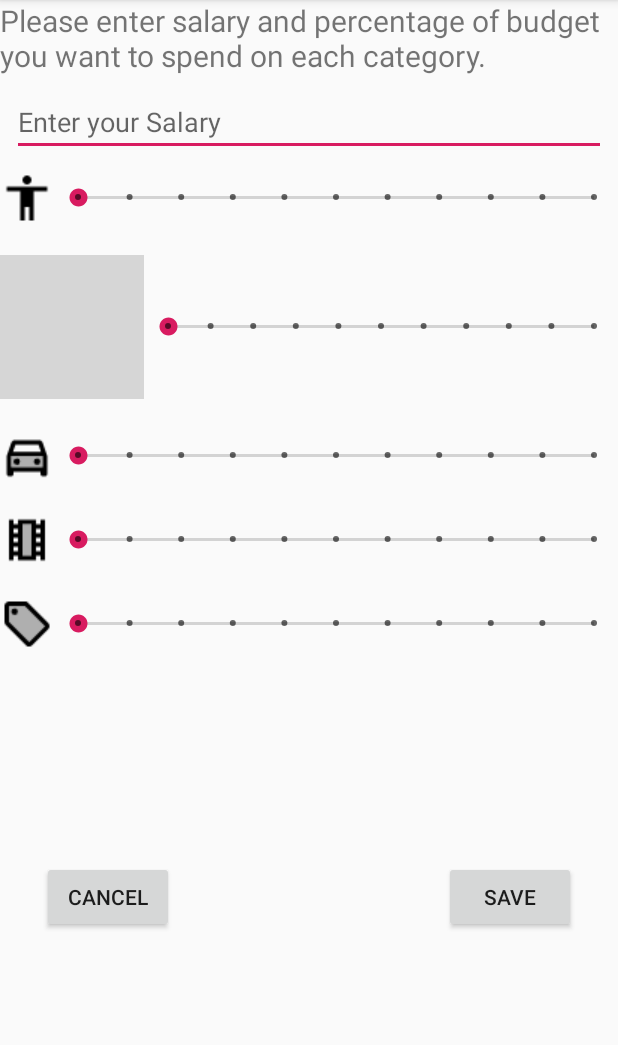
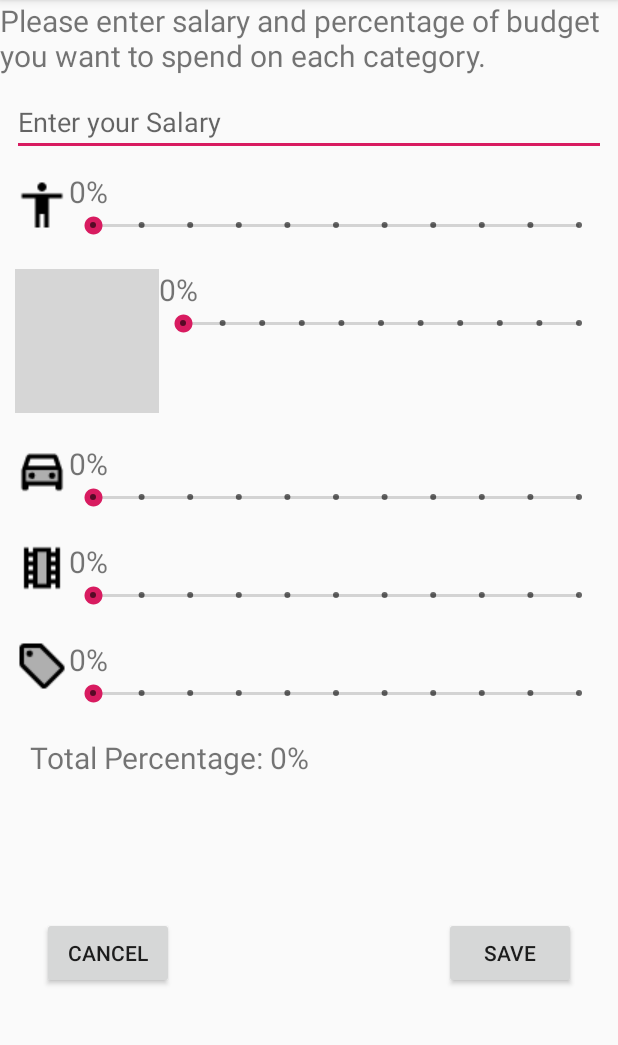
Before and after one commit to yukang1996/Spendwise, an Android app: the AddBudget screen opened directly, with no data from a screen before it, on a phone screen of 412 x 824 dp, the part 84-1129 px from its top. Run offline under Robolectric (Android 15) with nearby library versions, the phone set to English and light mode, and no system bars; grey boxes are pictures that could not be loaded.

Commit message:
fixed bug, edit budget

```diff
--- a/app/src/main/java/my/edu/um/fsktm/spendwise/AddBudget.java
+++ b/app/src/main/java/my/edu/um/fsktm/spendwise/AddBudget.java
@@ -8,6 +8,7 @@ import android.util.Log;
 import android.view.View;
 import android.widget.EditText;
 import android.widget.SeekBar;
+import android.widget.TextView;
 import android.widget.Toast;
 
 import java.util.ArrayList;
@@ -16,6 +17,8 @@ public class AddBudget extends AppCompatActivity {
     private EditText editTextSalary;
     private SeekBar sb_Clothes, sb_Food, sb_Transport, sb_Entertainment, sb_Others;
     private int per_clothes, per_food, per_transport, per_entertainment, per_others;
+    private TextView tv_p_clothes, tv_p_food, tv_p_transport, tv_p_entertainment, tv_p_others, tv_p_total;
+    private int total;
 
     private ArrayList<String> al;
     @Override
@@ -27,13 +30,23 @@ public class AddBudget extends AppCompatActivity {
         if(this.al == null){
             al = new ArrayList<>();
         }
+        tv_p_total = findViewById(R.id.current_total);
+        tv_p_clothes = findViewById(R.id.tv_percentage_clothes);
+        tv_p_food = findViewById(R.id.tv_percentage_food);
+        tv_p_transport = findViewById(R.id.tv_percentage_transport);
+        tv_p_entertainment = findViewById(R.id.tv_percentage_entertainment);
+        tv_p_others = findViewById(R.id.tv_percentage_others);
+
+
         sb_Clothes = findViewById(R.id.seekBarClothes);
         sb_Clothes.setOnSeekBarChangeListener(new SeekBar.OnSeekBarChangeListener() {
             @Override
             public void onProgressChanged(SeekBar seekBar, int progress, boolean fromUser) {
                 progress = progress * 10;
                 per_clothes = progress;
-                Toast.makeText(AddBudget.this, "Percentage: "+progress+"%" , Toast.LENGTH_SHORT).show();
+                tv_p_clothes.setText(progress+"%");
+                calcTotal();
+
             }
 
             @Override
@@ -52,7 +65,8 @@ public class AddBudget extends AppCompatActivity {
             public void onProgressChanged(SeekBar seekBar, int progress, boolean fromUser) {
                 progress = progress * 10;
                 per_food = progress;
-                Toast.makeText(AddBudget.this, "Percentage: "+progress+"%" , Toast.LENGTH_SHORT).show();
+                tv_p_food.setText(progress+"%");
+                calcTotal();
             }
 
             @Override
@@ -71,7 +85,8 @@ public class AddBudget extends AppCompatActivity {
             public void onProgressChanged(SeekBar seekBar, int progress, boolean fromUser) {
                 progress = progress * 10;
                 per_transport = progress;
-                Toast.makeText(AddBudget.this, "Percentage: "+progress+"%" , Toast.LENGTH_SHORT).show();
+                tv_p_transport.setText(progress+"%");
+                calcTotal();
             }
 
             @Override
@@ -91,7 +106,8 @@ public class AddBudget extends AppCompatActivity {
             public void onProgressChanged(SeekBar seekBar, int progress, boolean fromUser) {
                 progress = progress * 10;
                 per_entertainment = progress;
-                Toast.makeText(AddBudget.this, "Percentage: "+progress+"%" , Toast.LENGTH_SHORT).show();
+                tv_p_entertainment.setText(progress+"%");
+                calcTotal();
             }
 
             @Override
@@ -111,7 +127,8 @@ public class AddBudget extends AppCompatActivity {
             public void onProgressChanged(SeekBar seekBar, int progress, boolean fromUser) {
                 progress = progress * 10;
                 per_others = progress;
-                Toast.makeText(AddBudget.this, "Percentage: "+progress+"%" , Toast.LENGTH_SHORT).show();
+                tv_p_others.setText(progress+"%");
+                calcTotal();
             }
 
             @Override
@@ -137,7 +154,11 @@ public class AddBudget extends AppCompatActivity {
             editTextSalary.setError("Please enter Salary");
             return;
         }
-
+        total = per_clothes + per_food + per_entertainment + per_transport + per_others;
+        if(total > 100){
+            Toast.makeText(AddBudget.this,"The total percentage should not exceed 100%",  Toast.LENGTH_SHORT).show();
+            return;
+        }
 
 
         al.clear();
@@ -167,4 +188,9 @@ public class AddBudget extends AppCompatActivity {
         setResult(RESULT_OK, intent);
         this.finish();
     }
+
+    public void calcTotal(){
+        total = per_clothes + per_food + per_entertainment + per_transport + per_others;
+        tv_p_total.setText("Total Percentage: "+ total + "%");
+    }
 }
--- a/app/src/main/res/layout/activity_addbudget.xml
+++ b/app/src/main/res/layout/activity_addbudget.xml
@@ -27,14 +27,27 @@
         android:layout_width="match_parent"
         android:layout_height="wrap_content"
         android:orientation="horizontal"
-        android:layout_marginTop="10dp"
-        android:layout_marginBottom="10dp"
+        android:layout_margin="10dp"
         >
 
         <ImageView
             android:layout_width="wrap_content"
+            android:layout_height="match_parent"
+            android:src="@drawable/clothes" />
+
+        <LinearLayout
+            android:layout_width="match_parent"
             android:layout_height="wrap_content"
-            android:src="@drawable/clothes" />
+            android:orientation="vertical"
+            >
+
+            <TextView
+                android:id="@+id/tv_percentage_clothes"
+                android:layout_width="wrap_content"
+                android:layout_height="wrap_content"
+                android:textSize="20dp"
+                android:text="0%"
+                />
 
             <SeekBar
                 android:id="@+id/seekBarClothes"
@@ -46,6 +59,11 @@
                 android:max="10"
                 android:progress="0" />
 
+
+        </LinearLayout>
+
+
+
     </LinearLayout>
 
 
@@ -53,13 +71,26 @@
         android:layout_width="match_parent"
         android:layout_height="wrap_content"
         android:orientation="horizontal"
-        android:layout_marginTop="10dp"
-        android:layout_marginBottom="10dp">
+        android:layout_margin="10dp">
 
         <ImageView
             android:layout_width="wrap_content"
             android:layout_height="wrap_content"
             android:src="@drawable/food" />
+
+        <LinearLayout
+            android:layout_width="match_parent"
+            android:layout_height="wrap_content"
+            android:orientation="vertical"
+            >
+
+            <TextView
+                android:id="@+id/tv_percentage_food"
+                android:layout_width="wrap_content"
+                android:layout_height="wrap_content"
+                android:textSize="20dp"
+                android:text="0%"
+                />
 
 
         <SeekBar
@@ -71,6 +102,7 @@
             android:layout_weight="1"
             android:max="10"
             android:progress="0" />
+        </LinearLayout>
 
     </LinearLayout>
 
@@ -78,13 +110,26 @@
         android:layout_width="match_parent"
         android:layout_height="wrap_content"
         android:orientation="horizontal"
-        android:layout_marginTop="10dp"
-        android:layout_marginBottom="10dp">
+        android:layout_margin="10dp">
 
         <ImageView
             android:layout_width="wrap_content"
             android:layout_height="wrap_content"
             android:src="@drawable/transport" />
+
+        <LinearLayout
+            android:layout_width="match_parent"
+            android:layout_height="wrap_content"
+            android:orientation="vertical"
+            >
+
+            <TextView
+                android:id="@+id/tv_percentage_transport"
+                android:layout_width="wrap_content"
+                android:layout_height="wrap_content"
+                android:textSize="20dp"
+                android:text="0%"
+                />
 
         <SeekBar
             android:id="@+id/seekBarTransport"
@@ -98,17 +143,32 @@
 
         </LinearLayout>
 
+    </LinearLayout>
+
     <LinearLayout
         android:layout_width="match_parent"
         android:layout_height="wrap_content"
         android:orientation="horizontal"
-        android:layout_marginTop="10dp"
-        android:layout_marginBottom="10dp">
+        android:layout_margin="10dp">
 
         <ImageView
             android:layout_width="wrap_content"
             android:layout_height="wrap_content"
             android:src="@drawable/entertainment" />
+
+        <LinearLayout
+            android:layout_width="match_parent"
+            android:layout_height="wrap_content"
+            android:orientation="vertical"
+            >
+
+            <TextView
+                android:id="@+id/tv_percentage_entertainment"
+                android:layout_width="wrap_content"
+                android:layout_height="wrap_content"
+                android:textSize="20dp"
+                android:text="0%"
+                />
 
         <SeekBar
             android:id="@+id/seekBarEntertainment"
@@ -122,18 +182,33 @@
 
         </LinearLayout>
 
+    </LinearLayout>
+
 
     <LinearLayout
         android:layout_width="match_parent"
         android:layout_height="wrap_content"
         android:orientation="horizontal"
-        android:layout_marginTop="10dp"
-        android:layout_marginBottom="10dp">
+        android:layout_margin="10dp">
 
         <ImageView
             android:layout_width="wrap_content"
             android:layout_height="wrap_content"
             android:src="@drawable/others" />
+
+        <LinearLayout
+            android:layout_width="match_parent"
+            android:layout_height="wrap_content"
+            android:orientation="vertical"
+            >
+
+            <TextView
+                android:id="@+id/tv_percentage_others"
+                android:layout_width="wrap_content"
+                android:layout_height="wrap_content"
+                android:textSize="20dp"
+                android:text="0%"
+                />
 
         <SeekBar
             android:id="@+id/seekBarOthers"
@@ -146,6 +221,19 @@
             android:progress="0" />
 
         </LinearLayout>
+
+    </LinearLayout>
+
+    <TextView
+        android:id="@+id/current_total"
+        android:layout_width="match_parent"
+        android:layout_height="wrap_content"
+        android:layout_marginLeft="20dp"
+        android:layout_marginTop="10dp"
+        android:textSize="20dp"
+        android:text="Total Percentage: 0%"
+
+        />
 
     <LinearLayout
         android:layout_width="match_parent"
--- a/app/src/main/res/layout/list_fragment_budget.xml
+++ b/app/src/main/res/layout/list_fragment_budget.xml
@@ -8,7 +8,8 @@
         android:id="@+id/icon"
         android:layout_width="60dp"
         android:layout_height="60dp"
-        android:padding="5dp" />
+        android:padding="5dp"
+        />
 
     <LinearLayout
         android:layout_width="289dp"
@@ -24,7 +25,7 @@
             android:padding="2dp"
             android:text="Amount"
             android:textAppearance="?android:attr/textAppearanceMedium"
-            android:textColor="#33CC33" />
+            android:textColor="@color/colorBlack" />
 
         <ProgressBar
             android:id="@+id/progressbar"
```
Also changed, not shown: app/src/main/java/my/edu/um/fsktm/spendwise/FragmentBudget.java (+30 -1 lines). Lines whose indentation alone changed are shown as unchanged.
